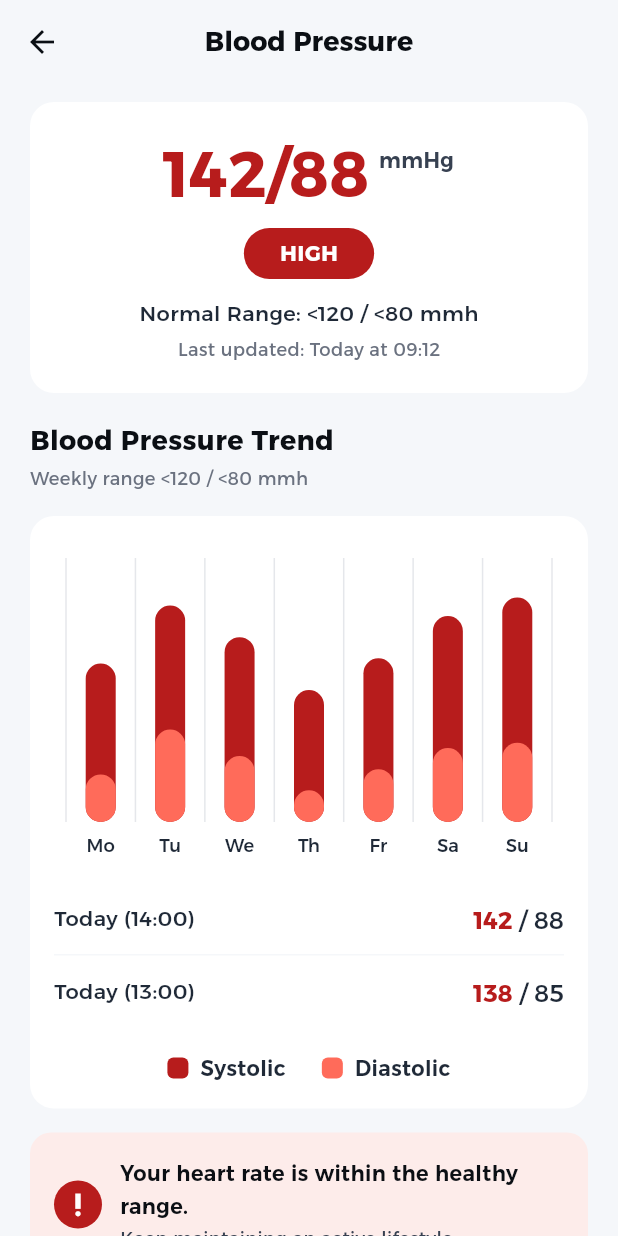
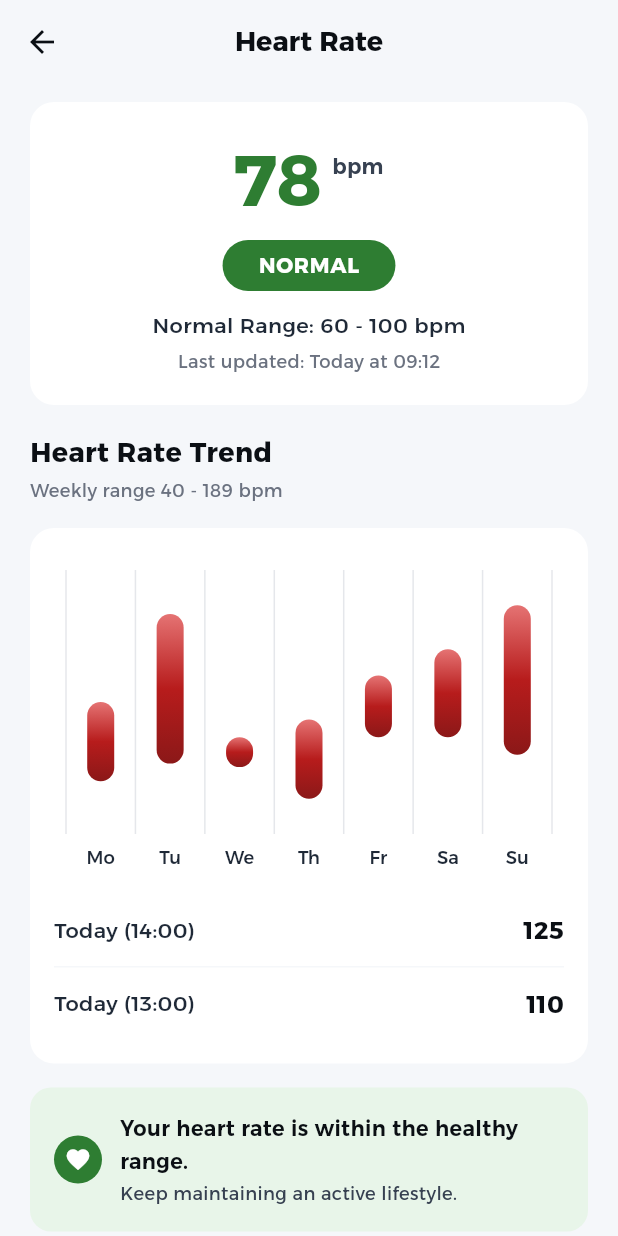
Before and after one commit to karrimJ/Nabad, a Flutter app: the screen it shows after launch, on a phone screen of 412 x 824 dp. Run offline on Flutter 3.47's test engine with Material 3 defaults, Android fonts, the phone set to English and light mode, and no system bars; our stand-ins replace flutter_svg.

Commit message:
vital details HR

```diff
--- /dev/null
+++ b/mobile/lib/features/vitals/screens/heart_rate_details_screen.dart
@@ -0,0 +1,383 @@
+import 'package:flutter/material.dart';
+import 'package:mobile/theme/app_colors.dart';
+import 'package:mobile/theme/app_typography.dart';
+import 'package:mobile/features/auth/presentation/components/auth_button.dart';
+
+class HeartRateDetailsScreen extends StatelessWidget {
+  const HeartRateDetailsScreen({super.key});
+
+  static const _days = ['Mo', 'Tu', 'We', 'Th', 'Fr', 'Sa', 'Su'];
+  static const _high = [115, 165, 95, 105, 130, 145, 170];
+  static const _low = [70, 80, 78, 60, 95, 95, 85];
+
+  @override
+  Widget build(BuildContext context) {
+    return Scaffold(
+      backgroundColor: Neutral.neutral300,
+      appBar: AppBar(
+        backgroundColor: Neutral.neutral300,
+        elevation: 0,
+        scrolledUnderElevation: 0,
+        leading: IconButton(
+          icon: const Icon(Icons.arrow_back, color: Neutral.neutral900),
+          onPressed: () => Navigator.pop(context),
+        ),
+        title: Text(
+          'Heart Rate',
+          style: AppTypography.headingSmall.copyWith(
+            color: Neutral.neutral900,
+            fontWeight: FontWeight.w700,
+          ),
+        ),
+        centerTitle: true,
+      ),
+      body: SingleChildScrollView(
+        padding: const EdgeInsets.symmetric(horizontal: 20, vertical: 12),
+        child: Column(
+          crossAxisAlignment: CrossAxisAlignment.start,
+          children: [
+            _summaryCard(),
+            const SizedBox(height: 20),
+            Text(
+              'Heart Rate Trend',
+              style: AppTypography.headingSmall.copyWith(
+                color: Neutral.neutral900,
+                fontWeight: FontWeight.w700,
+              ),
+            ),
+            const SizedBox(height: 4),
+            Text(
+              'Weekly range 40 - 189 bpm',
+              style: AppTypography.bodySmall.copyWith(
+                color: Neutral.neutral600,
+              ),
+            ),
+            const SizedBox(height: 16),
+            _chartCard(),
+            const SizedBox(height: 16),
+            _statusBanner(),
+            const SizedBox(height: 16),
+            _addReadingButton(),
+            const SizedBox(height: 12),
+            AuthButton(
+              text: 'View History',
+              onPressed: () {},
+            ),
+            const SizedBox(height: 24),
+          ],
+        ),
+      ),
+    );
+  }
+
+  Widget _summaryCard() {
+    return Container(
+      width: double.infinity,
+      padding: const EdgeInsets.all(20),
+      decoration: BoxDecoration(
+        color: Neutral.neutral100,
+        borderRadius: BorderRadius.circular(16),
+      ),
+      child: Column(
+        children: [
+          Row(
+            mainAxisAlignment: MainAxisAlignment.center,
+            crossAxisAlignment: CrossAxisAlignment.start,
+            children: [
+              Text(
+                '78',
+                style: AppTypography.headingLarge.copyWith(
+                  color: Success.success500,
+                  fontWeight: FontWeight.w800,
+                  fontSize: 48,
+                ),
+              ),
+              const SizedBox(width: 6),
+              Padding(
+                padding: const EdgeInsets.only(top: 12),
+                child: Text(
+                  'bpm',
+                  style: AppTypography.bodyMedium.copyWith(
+                    color: Neutral.neutral700,
+                    fontWeight: FontWeight.w600,
+                  ),
+                ),
+              ),
+            ],
+          ),
+          const SizedBox(height: 8),
+          Container(
+            padding:
+                const EdgeInsets.symmetric(horizontal: 24, vertical: 6),
+            decoration: BoxDecoration(
+              color: Success.success500,
+              borderRadius: BorderRadius.circular(20),
+            ),
+            child: Text(
+              'NORMAL',
+              style: AppTypography.bodyMedium.copyWith(
+                color: Neutral.neutral100,
+                fontWeight: FontWeight.w700,
+                letterSpacing: 0.5,
+              ),
+            ),
+          ),
+          const SizedBox(height: 12),
+          Text(
+            'Normal Range: 60 - 100 bpm',
+            style: AppTypography.bodyMedium.copyWith(
+              color: Neutral.neutral800,
+              fontWeight: FontWeight.w500,
+            ),
+          ),
+          const SizedBox(height: 4),
+          Text(
+            'Last updated: Today at 09:12',
+            style: AppTypography.bodySmall.copyWith(
+              color: Neutral.neutral600,
+            ),
+          ),
+        ],
+      ),
+    );
+  }
+
+  Widget _chartCard() {
+    return Container(
+      padding: const EdgeInsets.all(16),
+      decoration: BoxDecoration(
+        color: Neutral.neutral100,
+        borderRadius: BorderRadius.circular(16),
+      ),
+      child: Column(
+        children: [
+          SizedBox(
+            height: 220,
+            child: CustomPaint(
+              size: const Size(double.infinity, 220),
+              painter: _RangeBarPainter(
+                days: _days,
+                high: _high,
+                low: _low,
+              ),
+            ),
+          ),
+          const SizedBox(height: 8),
+          _readingRow('Today (14:00)', '125'),
+          Divider(color: Neutral.neutral300, height: 1),
+          _readingRow('Today (13:00)', '110'),
+        ],
+      ),
+    );
+  }
+
+  Widget _readingRow(String label, String value) {
+    return Padding(
+      padding: const EdgeInsets.symmetric(vertical: 12),
+      child: Row(
+        children: [
+          Text(
+            label,
+            style: AppTypography.bodyMedium.copyWith(
+              color: Neutral.neutral800,
+              fontWeight: FontWeight.w500,
+            ),
+          ),
+          const Spacer(),
+          Text(
+            value,
+            style: AppTypography.bodyLarge.copyWith(
+              color: Neutral.neutral900,
+              fontWeight: FontWeight.w700,
+            ),
+          ),
+        ],
+      ),
+    );
+  }
+
+  Widget _statusBanner() {
+    return Container(
+      padding: const EdgeInsets.all(16),
+      decoration: BoxDecoration(
+        color: Success.success100,
+        borderRadius: BorderRadius.circular(14),
+      ),
+      child: Row(
+        crossAxisAlignment: CrossAxisAlignment.center,
+        children: [
+          Container(
+            width: 32,
+            height: 32,
+            decoration: const BoxDecoration(
+              shape: BoxShape.circle,
+              color: Success.success500,
+            ),
+            child: const Icon(
+              Icons.favorite,
+              color: Colors.white,
+              size: 18,
+            ),
+          ),
+          const SizedBox(width: 12),
+          Expanded(
+            child: Column(
+              crossAxisAlignment: CrossAxisAlignment.start,
+              children: [
+                Text(
+                  'Your heart rate is within the healthy range.',
+                  style: AppTypography.bodyMedium.copyWith(
+                    color: Neutral.neutral900,
+                    fontWeight: FontWeight.w600,
+                  ),
+                ),
+                const SizedBox(height: 2),
+                Text(
+                  'Keep maintaining an active lifestyle.',
+                  style: AppTypography.bodySmall.copyWith(
+                    color: Neutral.neutral700,
+                  ),
+                ),
+              ],
+            ),
+          ),
+        ],
+      ),
+    );
+  }
+
+  Widget _addReadingButton() {
+    return GestureDetector(
+      onTap: () {},
+      child: Container(
+        padding: const EdgeInsets.symmetric(horizontal: 16, vertical: 16),
+        decoration: BoxDecoration(
+          color: Neutral.neutral100,
+          borderRadius: BorderRadius.circular(14),
+        ),
+        child: Row(
+          children: [
+            const Icon(Icons.add, color: VitalRed.vitalRed500, size: 22),
+            const SizedBox(width: 12),
+            Text(
+              'Add Manual Reading',
+              style: AppTypography.bodyLarge.copyWith(
+                color: Neutral.neutral900,
+                fontWeight: FontWeight.w600,
+              ),
+            ),
+          ],
+        ),
+      ),
+    );
+  }
+}
+
+class _RangeBarPainter extends CustomPainter {
+  final List<String> days;
+  final List<int> high;
+  final List<int> low;
+
+  _RangeBarPainter({
+    required this.days,
+    required this.high,
+    required this.low,
+  });
+
+  @override
+  void paint(Canvas canvas, Size size) {
+    const minY = 40.0;
+    const maxY = 190.0;
+
+    const leftPad = 8.0;
+    const rightPad = 8.0;
+    const topPad = 12.0;
+    const bottomPad = 32.0;
+
+    final chartWidth = size.width - leftPad - rightPad;
+    final chartHeight = size.height - topPad - bottomPad;
+
+    final slot = chartWidth / days.length;
+    const barWidth = 18.0;
+
+    final separatorPaint = Paint()
+      ..color = Neutral.neutral400
+      ..strokeWidth = 1;
+
+    // Vertical separator lines between days
+    for (var i = 1; i < days.length; i++) {
+      final x = leftPad + slot * i;
+      canvas.drawLine(
+        Offset(x, topPad),
+        Offset(x, topPad + chartHeight),
+        separatorPaint,
+      );
+    }
+    canvas.drawLine(
+      Offset(leftPad, topPad),
+      Offset(leftPad, topPad + chartHeight),
+      separatorPaint,
+    );
+    canvas.drawLine(
+      Offset(size.width - rightPad, topPad),
+      Offset(size.width - rightPad, topPad + chartHeight),
+      separatorPaint,
+    );
+
+    final textStyle = TextStyle(
+      color: Neutral.neutral800,
+      fontSize: 12,
+      fontFamily: 'Alexandria',
+      fontWeight: FontWeight.w500,
+    );
+
+    // Bars: gradient from light red (top) to dark red (bottom)
+    for (var i = 0; i < days.length; i++) {
+      final cx = leftPad + slot * i + slot / 2;
+
+      final highVal = high[i].toDouble();
+      final lowVal = low[i].toDouble();
+
+      final highRatio = (highVal - minY) / (maxY - minY);
+      final lowRatio = (lowVal - minY) / (maxY - minY);
+
+      final highY = topPad + chartHeight - (highRatio * chartHeight);
+      final lowY = topPad + chartHeight - (lowRatio * chartHeight);
+
+      final rect = Rect.fromLTWH(
+        cx - barWidth / 2,
+        highY,
+        barWidth,
+        lowY - highY,
+      );
+
+      final gradient = LinearGradient(
+        begin: Alignment.topCenter,
+        end: Alignment.bottomCenter,
+        colors: [
+          const Color(0xFFE57373),
+          VitalRed.vitalRed500,
+          const Color(0xFF8B1818),
+        ],
+      );
+
+      final paint = Paint()..shader = gradient.createShader(rect);
+
+      final rrect = RRect.fromRectAndRadius(rect, const Radius.circular(10));
+      canvas.drawRRect(rrect, paint);
+
+      // Day label
+      final tp = TextPainter(
+        text: TextSpan(text: days[i], style: textStyle),
+        textDirection: TextDirection.ltr,
+      )..layout();
+      tp.paint(
+        canvas,
+        Offset(cx - tp.width / 2, size.height - bottomPad + 8),
+      );
+    }
+  }
+
+  @override
+  bool shouldRepaint(covariant _RangeBarPainter oldDelegate) => false;
+}
--- a/mobile/lib/main.dart
+++ b/mobile/lib/main.dart
@@ -18,6 +18,7 @@
 import 'features/vitals/screens/glucose_details_screen.dart';
 import 'features/vitals/screens/heart_rate_history_screen.dart';
 import 'features/vitals/screens/blood_pressure_details_screen.dart';
+import 'features/vitals/screens/heart_rate_details_screen.dart';
 
 void main() {
   runApp(const NabdApp());
@@ -32,7 +33,7 @@
       debugShowCheckedModeBanner: false,
       title: 'Nabd Thermocare',
       theme: AppTheme.lightTheme,
-      home: const BloodPressureDetailsScreen(),
+      home: const HeartRateDetailsScreen(),
     );
   }
 }
```
